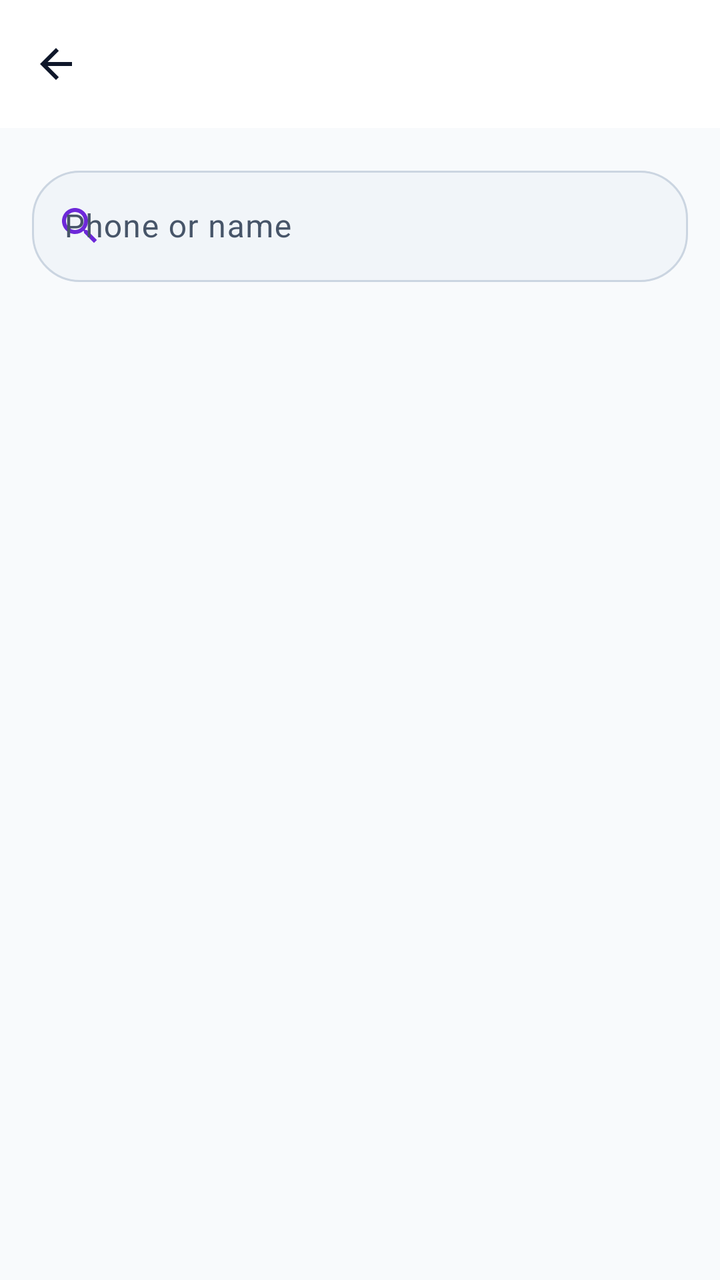
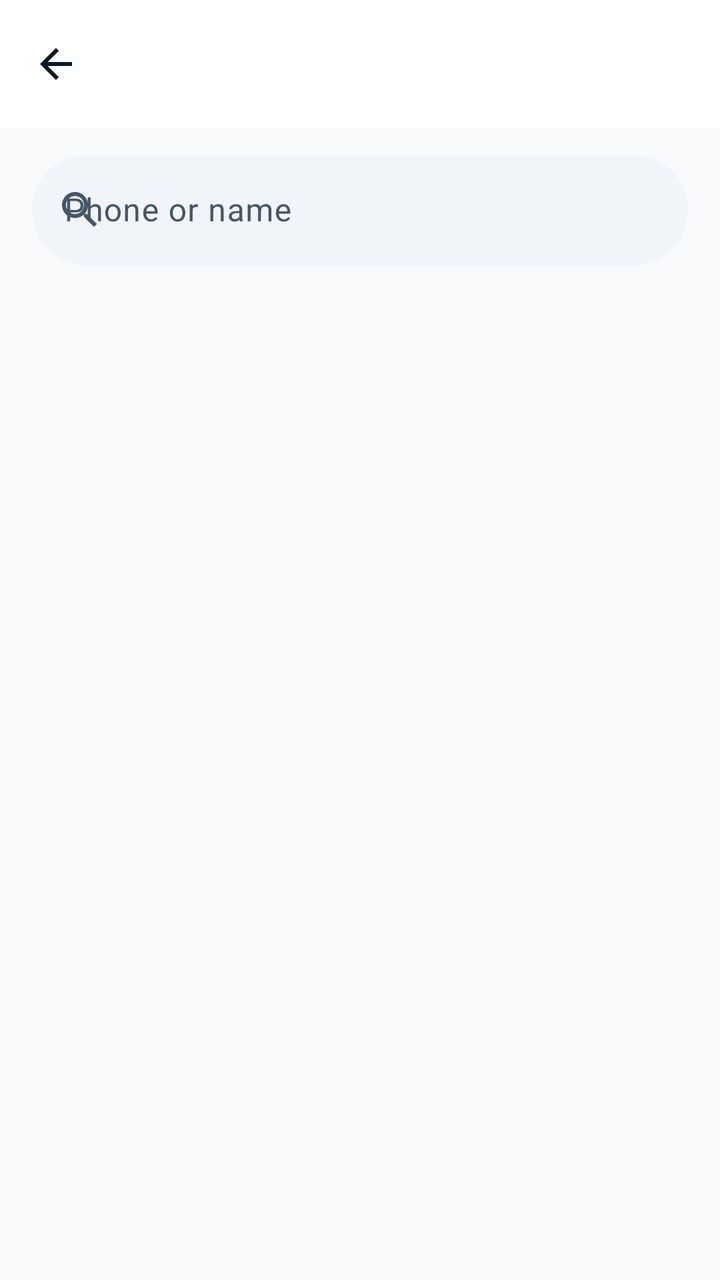

An Android layout rendered at two revisions. The XML below is the earlier revision; the diff shows what the commit changed to produce the second picture.
<!-- AndroidManifest.xml: application theme Theme.NexaChat -->
<!-- res/layout/fragment_user_search.xml -->
<?xml version="1.0" encoding="utf-8"?>
<androidx.coordinatorlayout.widget.CoordinatorLayout xmlns:android="http://schemas.android.com/apk/res/android"
    xmlns:app="http://schemas.android.com/apk/res-auto"
    xmlns:tools="http://schemas.android.com/tools"
    android:layout_width="match_parent"
    android:layout_height="match_parent"
    android:background="?android:attr/colorBackground">

    <com.google.android.material.appbar.AppBarLayout
        android:id="@+id/appBar"
        android:layout_width="match_parent"
        android:layout_height="wrap_content">

        <com.google.android.material.appbar.MaterialToolbar
            android:id="@+id/toolbar"
            android:layout_width="match_parent"
            android:layout_height="?attr/actionBarSize"
            android:background="?attr/colorSurface"
            app:navigationIcon="@drawable/ic_arrow_back"
            app:navigationContentDescription="@string/cd_back" />
    </com.google.android.material.appbar.AppBarLayout>

    <LinearLayout
        android:layout_width="match_parent"
        android:layout_height="match_parent"
        android:orientation="vertical"
        app:layout_behavior="@string/appbar_scrolling_view_behavior">

        <com.google.android.material.textfield.TextInputLayout
            android:id="@+id/searchLayout"
            style="@style/Widget.Material3.TextInputLayout.OutlinedBox"
            android:layout_width="match_parent"
            android:layout_height="wrap_content"
            android:layout_margin="@dimen/space_md"
            android:hint="@string/search_label"
            app:boxBackgroundColor="?attr/colorSurfaceVariant"
            app:boxCornerRadiusBottomEnd="24dp"
            app:boxCornerRadiusBottomStart="24dp"
            app:boxCornerRadiusTopEnd="24dp"
            app:boxCornerRadiusTopStart="24dp"
            app:startIconDrawable="@drawable/ic_search"
            app:startIconTint="?attr/colorPrimary">

            <com.google.android.material.textfield.TextInputEditText
                android:id="@+id/searchInput"
                android:layout_width="match_parent"
                android:layout_height="wrap_content"
                android:imeOptions="actionSearch"
                android:inputType="text" />
        </com.google.android.material.textfield.TextInputLayout>

        <androidx.recyclerview.widget.RecyclerView
            android:id="@+id/resultsList"
            android:layout_width="match_parent"
            android:layout_height="0dp"
            android:layout_weight="1" />
    </LinearLayout>

    <com.nexachat.core.ui.components.LoadingStateView
        android:id="@+id/loadingState"
        android:layout_width="match_parent"
        android:layout_height="match_parent"
        android:visibility="gone" />

    <com.nexachat.core.ui.components.ErrorStateView
        android:id="@+id/errorState"
        android:layout_width="match_parent"
        android:layout_height="match_parent"
        android:visibility="gone" />

    <com.nexachat.core.ui.components.EmptyStateView
        android:id="@+id/emptyState"
        android:layout_width="match_parent"
        android:layout_height="match_parent"
        android:visibility="gone" />

</androidx.coordinatorlayout.widget.CoordinatorLayout>
<!-- resources referenced by this layout -->
<resources>
  <dimen name="space_md">16dp</dimen>
  <string name="cd_back">Back</string>
  <string name="search_label">Phone or name</string>
  <style name="Theme.NexaChat" parent="Theme.NexaChat.Views" />
  <color name="colorPrimary">@color/brand_indigo</color>
  <color name="colorOnPrimary">#FFFFFFFF</color>
  <color name="colorPrimaryContainer">@color/brand_indigo_container</color>
  <color name="colorOnPrimaryContainer">@color/brand_on_indigo_container</color>
  <color name="colorSecondary">@color/slate_secondary</color>
  <color name="colorOnSecondary">#FFFFFFFF</color>
  <color name="colorSecondaryContainer">@color/slate_secondary_container</color>
  <color name="colorOnSecondaryContainer">@color/slate_on_secondary_container</color>
  <color name="colorTertiary">@color/tertiary_sky</color>
  <color name="colorOnTertiary">#FF082F49</color>
  <color name="colorTertiaryContainer">@color/tertiary_sky_container</color>
  <color name="colorOnTertiaryContainer">@color/tertiary_on_sky_container</color>
  <color name="colorError">@color/error_red</color>
  <color name="colorOnError">#FFFFFFFF</color>
  <color name="colorErrorContainer">@color/error_container_light</color>
  <color name="colorOnErrorContainer">@color/on_error_container_light</color>
  <color name="colorBackground">@color/background_light</color>
  <color name="colorOnBackground">@color/text_primary_light</color>
  <color name="colorSurface">@color/surface_light</color>
  <color name="colorOnSurface">@color/text_primary_light</color>
  <color name="colorSurfaceVariant">@color/surface_variant_light</color>
  <color name="surface_container_low_light">#FFF8FAFC</color>
  <color name="surface_container_light">#FFF1F5F9</color>
  <color name="surface_container_high_light">#FFE2E8F0</color>
  <color name="colorOnSurfaceVariant">@color/text_secondary_light</color>
  <color name="colorOutline">@color/slate_border</color>
  <color name="colorOutlineVariant">@color/slate_divider</color>
  <style name="TextAppearance.NexaChat.TitleLarge" parent="TextAppearance.Material3.TitleLarge" />
  <style name="TextAppearance.NexaChat.TitleSmall" parent="TextAppearance.Material3.TitleSmall" />
  <style name="TextAppearance.NexaChat.BodyLarge" parent="TextAppearance.Material3.BodyLarge" />
  <style name="TextAppearance.NexaChat.BodyMedium" parent="TextAppearance.Material3.BodyMedium" />
  <style name="TextAppearance.NexaChat.BodySmall" parent="TextAppearance.Material3.BodySmall" />
  <style name="TextAppearance.NexaChat.LabelLarge" parent="TextAppearance.Material3.LabelLarge" />
  <style name="TextAppearance.NexaChat.LabelMedium" parent="TextAppearance.Material3.LabelMedium" />
  <style name="TextAppearance.NexaChat.LabelSmall" parent="TextAppearance.Material3.LabelSmall" />
  <color name="brand_indigo">#FF6D28D9</color>
  <color name="brand_indigo_container">#FFEDE9FE</color>
  <color name="brand_on_indigo_container">#FF2E1065</color>
  <color name="slate_secondary">#FF505F76</color>
  <color name="slate_secondary_container">#FFD0E1FB</color>
  <color name="slate_on_secondary_container">#FF1D283A</color>
  <color name="tertiary_sky">#FF0EA5E9</color>
  <color name="tertiary_sky_container">#FFBAE6FD</color>
  <color name="tertiary_on_sky_container">#FF075985</color>
  <color name="error_red">#FFBA1A1A</color>
  <color name="error_container_light">#FFFFDAD6</color>
  <color name="on_error_container_light">#FF93000A</color>
  <color name="background_light">#FFF8FAFC</color>
  <color name="text_primary_light">#FF0F172A</color>
  <color name="surface_light">#FFFFFFFF</color>
  <color name="surface_variant_light">#FFF1F5F9</color>
  <color name="text_secondary_light">#FF475569</color>
  <color name="slate_border">#FFCBD5E1</color>
  <color name="slate_divider">#FFE2E8F0</color>
  <dimen name="min_touch_target">48dp</dimen>
  <dimen name="corner_sm">8dp</dimen>
  <dimen name="corner_md">12dp</dimen>
  <dimen name="corner_lg">16dp</dimen>
  <!-- unchanged entries left out for length: 11 -->
</resources>

<!-- the commit's change to res/layout/fragment_user_search.xml (unified diff, before → after) -->
@@ -1,7 +1,6 @@
 <?xml version="1.0" encoding="utf-8"?>
 <androidx.coordinatorlayout.widget.CoordinatorLayout xmlns:android="http://schemas.android.com/apk/res/android"
     xmlns:app="http://schemas.android.com/apk/res-auto"
-    xmlns:tools="http://schemas.android.com/tools"
     android:layout_width="match_parent"
     android:layout_height="match_parent"
     android:background="?android:attr/colorBackground">
@@ -9,15 +8,16 @@
     <com.google.android.material.appbar.AppBarLayout
         android:id="@+id/appBar"
         android:layout_width="match_parent"
-        android:layout_height="wrap_content">
+        android:layout_height="wrap_content"
+        android:background="?attr/colorSurface">
 
         <com.google.android.material.appbar.MaterialToolbar
             android:id="@+id/toolbar"
             android:layout_width="match_parent"
             android:layout_height="?attr/actionBarSize"
             android:background="?attr/colorSurface"
-            app:navigationIcon="@drawable/ic_arrow_back"
-            app:navigationContentDescription="@string/cd_back" />
+            app:navigationContentDescription="@string/cd_back"
+            app:navigationIcon="@drawable/ic_arrow_back" />
     </com.google.android.material.appbar.AppBarLayout>
 
     <LinearLayout
@@ -31,29 +31,36 @@
             style="@style/Widget.Material3.TextInputLayout.OutlinedBox"
             android:layout_width="match_parent"
             android:layout_height="wrap_content"
-            android:layout_margin="@dimen/space_md"
+            android:layout_marginHorizontal="@dimen/space_md"
+            android:layout_marginTop="@dimen/space_sm"
             android:hint="@string/search_label"
-            app:boxBackgroundColor="?attr/colorSurfaceVariant"
-            app:boxCornerRadiusBottomEnd="24dp"
-            app:boxCornerRadiusBottomStart="24dp"
-            app:boxCornerRadiusTopEnd="24dp"
-            app:boxCornerRadiusTopStart="24dp"
+            app:boxBackgroundColor="?attr/colorSurfaceContainer"
+            app:boxCornerRadiusBottomEnd="28dp"
+            app:boxCornerRadiusBottomStart="28dp"
+            app:boxCornerRadiusTopEnd="28dp"
+            app:boxCornerRadiusTopStart="28dp"
+            app:boxStrokeWidth="0dp"
+            app:hintTextColor="?attr/colorOnSurfaceVariant"
             app:startIconDrawable="@drawable/ic_search"
-            app:startIconTint="?attr/colorPrimary">
+            app:startIconTint="?attr/colorOnSurfaceVariant">
 
             <com.google.android.material.textfield.TextInputEditText
                 android:id="@+id/searchInput"
                 android:layout_width="match_parent"
                 android:layout_height="wrap_content"
                 android:imeOptions="actionSearch"
-                android:inputType="text" />
+                android:inputType="text"
+                android:textColor="?attr/colorOnSurface"
+                android:textColorHint="?attr/colorOnSurfaceVariant" />
         </com.google.android.material.textfield.TextInputLayout>
 
         <androidx.recyclerview.widget.RecyclerView
             android:id="@+id/resultsList"
             android:layout_width="match_parent"
             android:layout_height="0dp"
-            android:layout_weight="1" />
+            android:layout_weight="1"
+            android:clipToPadding="false"
+            android:paddingTop="@dimen/space_sm" />
     </LinearLayout>
 
     <com.nexachat.core.ui.components.LoadingStateView
<!-- resource entries referenced after the edit -->
@@ -1,6 +1,7 @@
 <!-- resources referenced by this layout -->
 <resources>
   <dimen name="space_md">16dp</dimen>
+  <dimen name="space_sm">8dp</dimen>
   <string name="cd_back">Back</string>
   <string name="search_label">Phone or name</string>
   <style name="Theme.NexaChat" parent="Theme.NexaChat.Views" />
